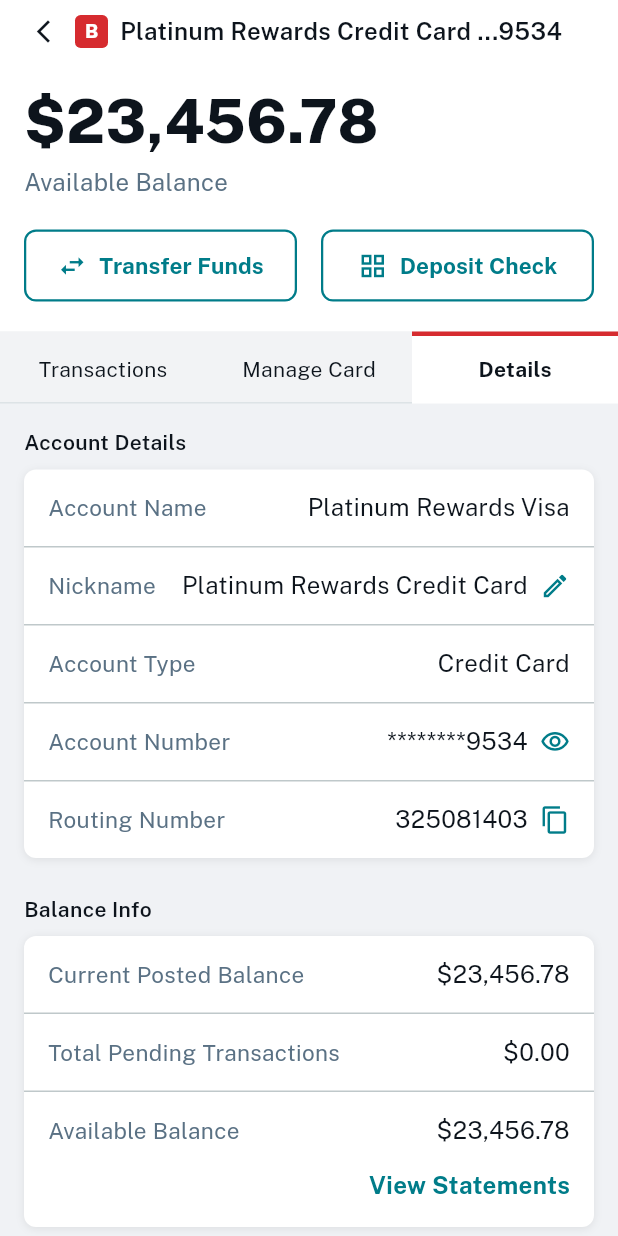
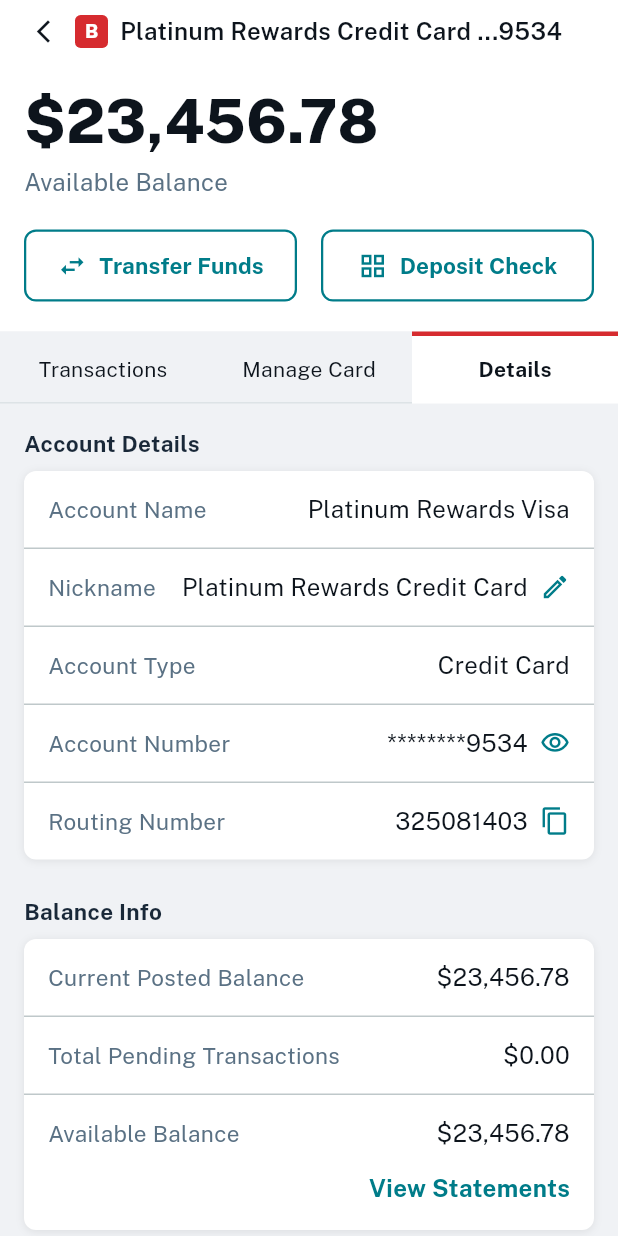
Before and after one commit to chrisfoisydev/MobileApp, a Flutter app: the AccountDetailScreen screen opened directly with sample values from the repository, after a tap on "Manage Card", after a tap on "Details", on a phone screen of 412 x 824 dp. Run offline on Flutter 3.47's test engine with Material 3 defaults, Android fonts, the phone set to English and light mode, and no system bars; our stand-ins replace google_fonts, web; missing offline and left inert: dart:js_interop, dart:ui_web.

Commit message:
Unify visual tokens across screens
Flatten CTA buttons via the theme, align welcome typography with the
app heading scale (28/700) and the 8px button radius token, share one
section-label style across the summary and account tabs, and use the
page-background token for inactive tabs. Screenshot goldens now render
with the real app theme (minus runtime fonts).

https://claude.ai/code/session_01NuCKxaSF8m2VXGLc8nwLxh

```diff
--- a/lib/main.dart
+++ b/lib/main.dart
@@ -13,7 +13,7 @@ class BecuPrototypeApp extends StatelessWidget {
     return MaterialApp(
       title: 'BECU Prototype',
       debugShowCheckedModeBanner: false,
-      theme: AppTheme.light,
+      theme: AppTheme.light(),
       home: const WelcomeScreen(),
     );
   }
--- a/lib/screens/account_detail_screen.dart
+++ b/lib/screens/account_detail_screen.dart
@@ -186,7 +186,7 @@ class _TabBar extends StatelessWidget {
                 decoration: BoxDecoration(
                   color: index == selectedIndex
                       ? Colors.white
-                      : const Color(0xFFF2F3F5),
+                      : AppColors.pageBackground,
                   border: Border(
                     top: BorderSide(
                       color: index == selectedIndex
--- a/lib/screens/account_tabs/details_tab.dart
+++ b/lib/screens/account_tabs/details_tab.dart
@@ -35,10 +35,7 @@ class _DetailsTabState extends State<DetailsTab> {
     return ListView(
       padding: const EdgeInsets.fromLTRB(16, 16, 16, 24),
       children: [
-        const Text(
-          'Account Details',
-          style: TextStyle(fontSize: 14, fontWeight: FontWeight.w600),
-        ),
+        const Text('Account Details', style: AppTextStyles.sectionLabel),
         const SizedBox(height: 8),
         SurfaceCard(
           padding: EdgeInsets.zero,
@@ -87,10 +84,7 @@ class _DetailsTabState extends State<DetailsTab> {
           ),
         ),
         const SizedBox(height: 24),
-        const Text(
-          'Balance Info',
-          style: TextStyle(fontSize: 14, fontWeight: FontWeight.w600),
-        ),
+        const Text('Balance Info', style: AppTextStyles.sectionLabel),
         const SizedBox(height: 8),
         SurfaceCard(
           padding: EdgeInsets.zero,
--- a/lib/screens/account_tabs/manage_card_tab.dart
+++ b/lib/screens/account_tabs/manage_card_tab.dart
@@ -22,10 +22,7 @@ class _ManageCardTabState extends State<ManageCardTab> {
       children: [
         const _DebitCardArt(),
         const SizedBox(height: 24),
-        const Text(
-          'Manage Cards',
-          style: TextStyle(fontSize: 14, fontWeight: FontWeight.w600),
-        ),
+        const Text('Manage Cards', style: AppTextStyles.sectionLabel),
         const SizedBox(height: 8),
         SurfaceCard(
           padding: EdgeInsets.zero,
--- a/lib/screens/account_tabs/transactions_tab.dart
+++ b/lib/screens/account_tabs/transactions_tab.dart
@@ -23,16 +23,13 @@ class TransactionsTab extends StatelessWidget {
         const SizedBox(height: 20),
         Text(
           'Pending (${pendingTransactions.length})',
-          style: const TextStyle(fontSize: 14, fontWeight: FontWeight.w600),
+          style: AppTextStyles.sectionLabel,
         ),
         const SizedBox(height: 12),
         for (final tx in pendingTransactions)
           _TransactionTile(transaction: tx, account: account),
         const SizedBox(height: 8),
-        const Text(
-          'Completed',
-          style: TextStyle(fontSize: 14, fontWeight: FontWeight.w600),
-        ),
+        const Text('Completed', style: AppTextStyles.sectionLabel),
         const SizedBox(height: 12),
         for (final group in completedGroups) ...[
           Container(
--- a/lib/theme/app_theme.dart
+++ b/lib/theme/app_theme.dart
@@ -17,8 +17,19 @@ abstract final class AppColors {
   static const browserBlue = Color(0xFF2E7CF6);
 }
 
+abstract final class AppTextStyles {
+  /// Section labels above card groups ("Pending (3)", "Account Details"...).
+  static const sectionLabel = TextStyle(
+    fontSize: 15,
+    fontWeight: FontWeight.w700,
+    color: AppColors.ink,
+  );
+}
+
 abstract final class AppTheme {
-  static ThemeData get light {
+  /// [useGoogleFonts] exists for tests, which can't fetch Public Sans at
+  /// runtime; everything else about the theme stays identical.
+  static ThemeData light({bool useGoogleFonts = true}) {
     final base = ThemeData(
       useMaterial3: true,
       scaffoldBackgroundColor: Colors.white,
@@ -27,12 +38,18 @@ abstract final class AppTheme {
         primary: AppColors.teal,
       ),
     );
+    final textTheme =
+        useGoogleFonts ? GoogleFonts.publicSansTextTheme(base.textTheme) : base.textTheme;
     return base.copyWith(
-      textTheme: GoogleFonts.publicSansTextTheme(base.textTheme).apply(
+      textTheme: textTheme.apply(
         bodyColor: AppColors.navy,
         displayColor: AppColors.navy,
       ),
       dividerColor: AppColors.borderSubtle,
+      // Figma CTAs are flat; suppress the Material elevation shadow.
+      elevatedButtonTheme: ElevatedButtonThemeData(
+        style: ElevatedButton.styleFrom(elevation: 0),
+      ),
     );
   }
 }
```
Also changed, not shown: lib/screens/account_summary_screen.dart (+1 -8 lines), lib/screens/welcome_screen.dart (+5 -5 lines), 9 other files.
